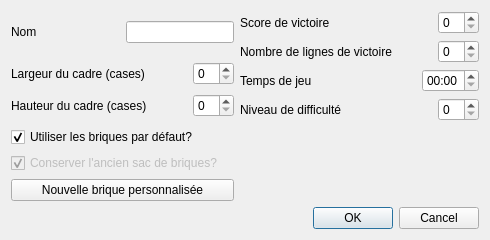
This is view/configdialog.ui in g-jouret/projetTetris as Qt 5 draws it before an edit. The edited form follows.
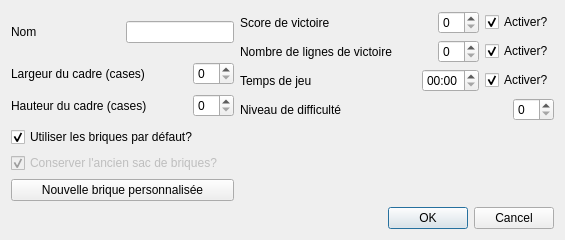
This is the edited form.

```diff
--- a/view/configdialog.ui
+++ b/view/configdialog.ui
@@ -6,8 +6,8 @@
    <rect>
     <x>0</x>
     <y>0</y>
-    <width>417</width>
-    <height>219</height>
+    <width>506</width>
+    <height>244</height>
    </rect>
   </property>
   <property name="windowTitle">
@@ -71,6 +71,16 @@
        <item>
         <widget class="QSpinBox" name="sbWinScore"/>
        </item>
+       <item>
+        <widget class="QCheckBox" name="hasWinByScore">
+         <property name="text">
+          <string>Activer?</string>
+         </property>
+         <property name="checked">
+          <bool>true</bool>
+         </property>
+        </widget>
+       </item>
       </layout>
      </item>
      <item>
@@ -98,6 +108,16 @@
        <item>
         <widget class="QSpinBox" name="sbWinLines"/>
        </item>
+       <item>
+        <widget class="QCheckBox" name="hasWinByLines">
+         <property name="text">
+          <string>Activer?</string>
+         </property>
+         <property name="checked">
+          <bool>true</bool>
+         </property>
+        </widget>
+       </item>
       </layout>
      </item>
      <item>
@@ -129,6 +149,16 @@
          </property>
         </widget>
        </item>
+       <item>
+        <widget class="QCheckBox" name="HasWinByTime">
+         <property name="text">
+          <string>Activer?</string>
+         </property>
+         <property name="checked">
+          <bool>true</bool>
+         </property>
+        </widget>
+       </item>
       </layout>
      </item>
      <item>
```
